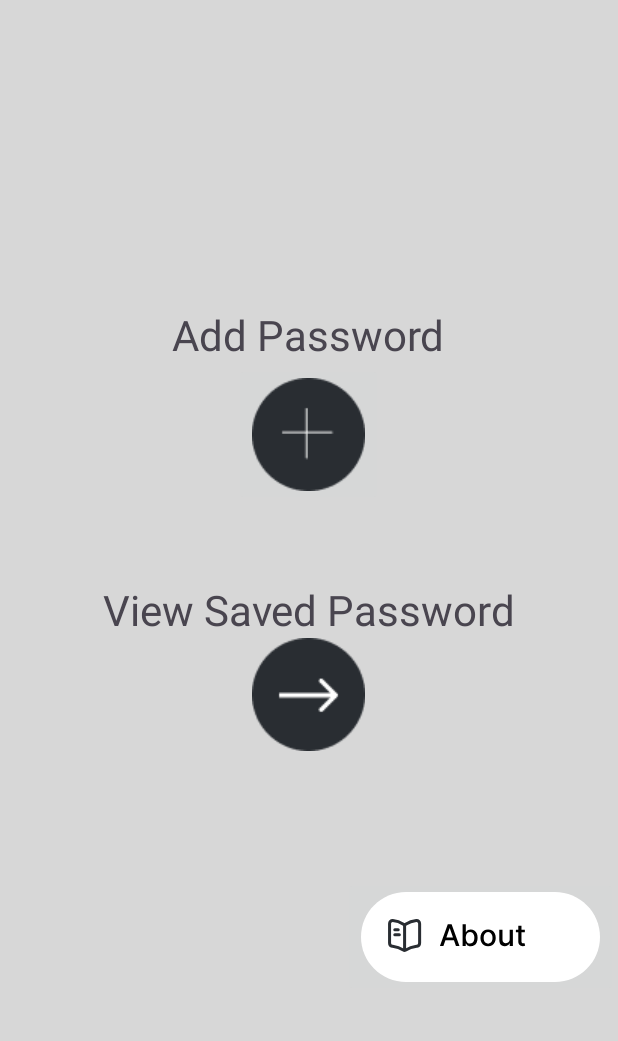
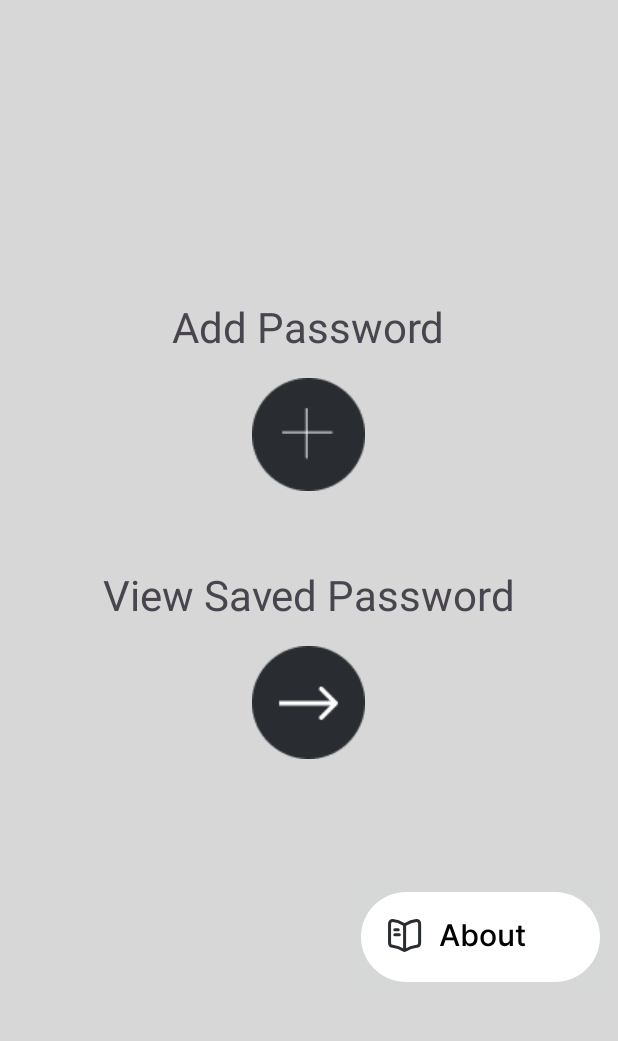
Before and after one commit to RiteshBorse/passwords-android, an Android app: the home screen opened directly, with no data from a screen before it, on a phone screen of 412 x 824 dp, the part 89-1130 px from its top. Run offline under Robolectric (Android 15) with nearby library versions, the phone set to English and light mode, and no system bars.

Commit message:
All .xml button distance changed

```diff
--- a/app/src/main/res/layout/activity_confirm_password.xml
+++ b/app/src/main/res/layout/activity_confirm_password.xml
@@ -40,7 +40,7 @@
             android:layout_below="@+id/edt_password1"
             android:layout_centerHorizontal="true"
             android:background="@drawable/proceed_button"
-            android:layout_marginTop="5dp"
+            android:layout_marginTop="15dp"
             android:src="@drawable/background"
             tools:ignore="SpeakableTextPresentCheck" />
 
--- a/app/src/main/res/layout/activity_confirm_pin.xml
+++ b/app/src/main/res/layout/activity_confirm_pin.xml
@@ -40,7 +40,7 @@
             android:layout_height="wrap_content"
             android:layout_below="@+id/edt_pin1"
             android:layout_centerHorizontal="true"
-            android:layout_marginTop="5dp"
+            android:layout_marginTop="15dp"
             android:background="@drawable/proceed_button"
             android:src="@drawable/background"
             tools:ignore="SpeakableTextPresentCheck" />
--- a/app/src/main/res/layout/activity_main.xml
+++ b/app/src/main/res/layout/activity_main.xml
@@ -44,8 +44,10 @@
             android:layout_width="wrap_content"
             android:layout_height="wrap_content"
             android:layout_below="@+id/text"
+            android:background="@drawable/add_button"
             android:layout_centerHorizontal="true"
-            android:src="@drawable/add_button"
+            android:src="@drawable/background"
+            android:layout_marginTop="15dp"
             tools:ignore="SpeakableTextPresentCheck" />
         <TextView
             android:layout_marginTop="50dp"
@@ -66,6 +68,7 @@
             android:background="@drawable/proceed_button"
             android:layout_centerHorizontal="true"
             android:src="@drawable/background"
+            android:layout_marginTop="15dp"
             tools:ignore="SpeakableTextPresentCheck" />
 
 
--- a/app/src/main/res/layout/activity_set_password.xml
+++ b/app/src/main/res/layout/activity_set_password.xml
@@ -39,7 +39,7 @@
             android:layout_height="wrap_content"
             android:layout_below="@+id/edt_password"
             android:layout_centerHorizontal="true"
-            android:layout_marginTop="5dp"
+            android:layout_marginTop="15dp"
             android:background="@drawable/proceed_button"
             android:src="@drawable/background"
             tools:ignore="SpeakableTextPresentCheck" />
--- a/app/src/main/res/layout/activity_set_pin.xml
+++ b/app/src/main/res/layout/activity_set_pin.xml
@@ -33,15 +33,15 @@
             android:paddingLeft="20dp"
             android:textColorHint="@color/black" />
 
+
         <ImageButton
             android:id="@+id/button_proceed"
             android:layout_width="wrap_content"
             android:layout_height="wrap_content"
             android:layout_below="@+id/edt_pin"
             android:layout_centerHorizontal="true"
+            android:layout_marginTop="15dp"
             android:background="@drawable/proceed_button"
-            android:layout_marginTop="5dp"
-            android:src="@drawable/background"
             tools:ignore="SpeakableTextPresentCheck" />
 
 
--- a/app/src/main/res/layout/activity_update_password.xml
+++ b/app/src/main/res/layout/activity_update_password.xml
@@ -62,7 +62,7 @@
         android:layout_height="wrap_content"
         android:layout_below="@id/rl1"
         android:layout_centerHorizontal="true"
-        android:layout_marginTop="10dp">
+        android:layout_marginTop="15dp">
         <TextView
             android:id="@+id/textConfirm"
             android:layout_width="wrap_content"
```
Also changed, not shown: app/src/main/res/layout/activity_name.xml (+2 -9 lines).
